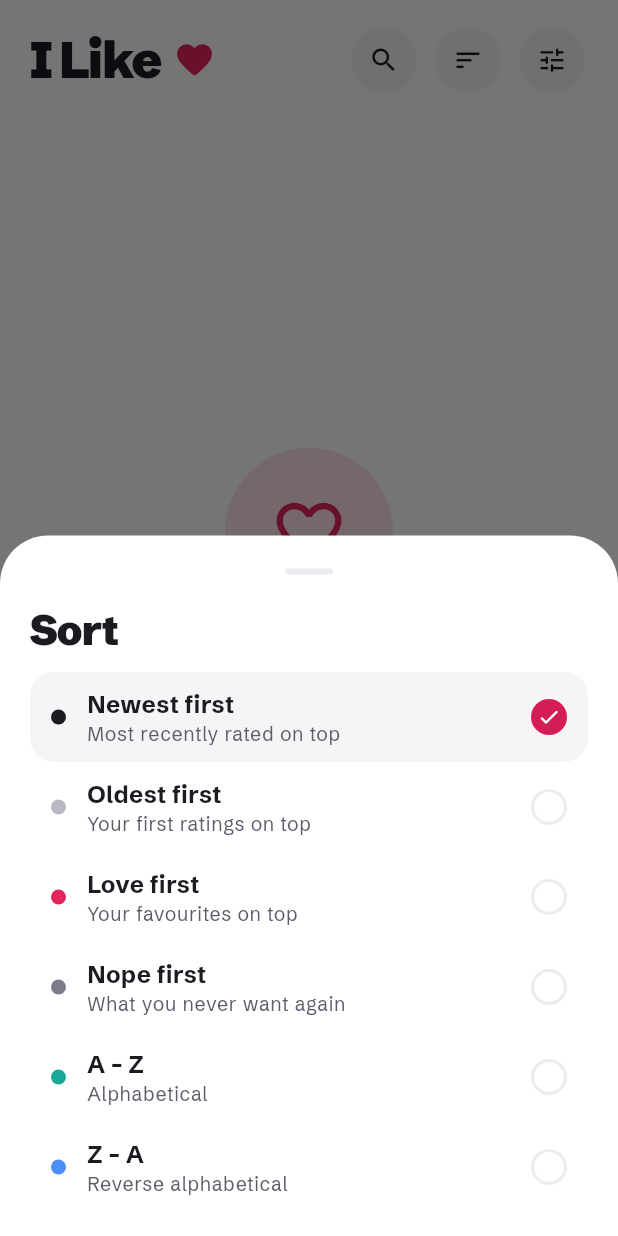
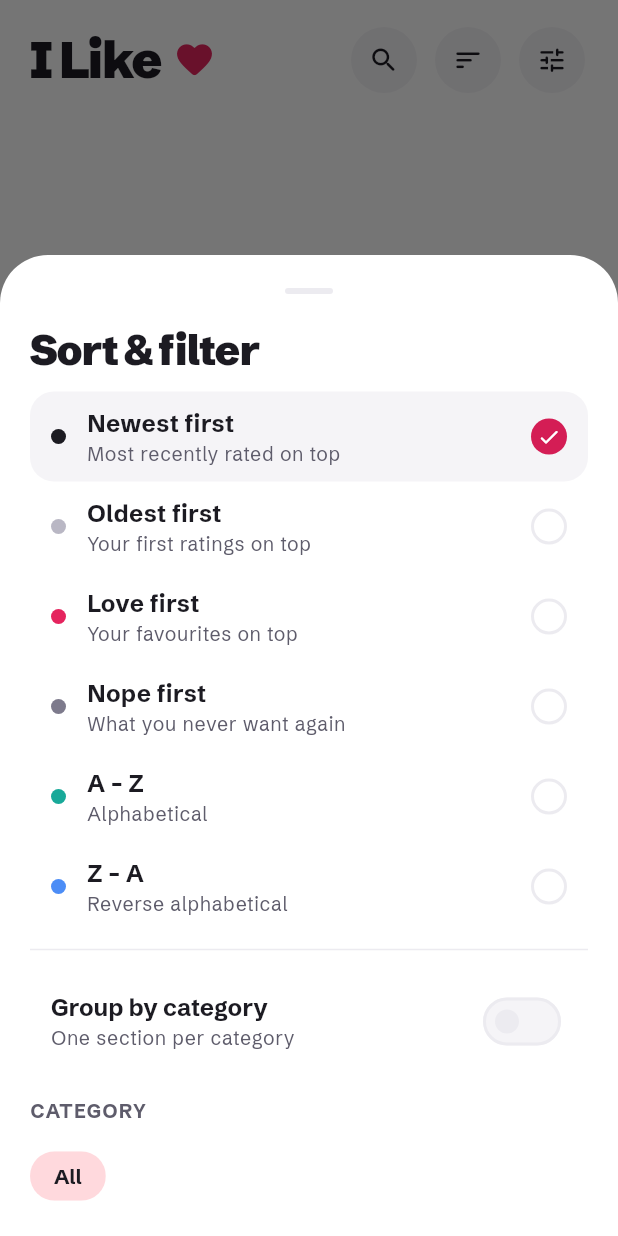
Before and after one commit to klangenk/i-like, a Flutter app: the screen it shows after launch, after a tap on the "sort" icon, on a phone screen of 412 x 824 dp. Run offline on Flutter 3.47's test engine with Material 3 defaults, Android fonts, the phone set to English and light mode, and no system bars; our stand-ins replace cached_network_image, drift, file_picker, flutter_map, flutter_markdown_plus, flutter_riverpod and 7 more; missing offline and left inert: any_link_preview, google_mlkit_image_labeling, google_mlkit_text_recognition, mobile_scanner, quick_actions, receive_sharing_intent; accounts and stored records are empty; generated files the repository leaves out were written again; statements that could not run were skipped.

Commit message:
Group and filter the list by category, release 1.0.4
The sort sheet becomes "Sort & filter": a switch shows one section per
category, and category chips filter the list; an active filter shows as a
removable chip on the home screen.

Co-Authored-By: Claude Opus 5.5 <noreply@anthropic.com>

```diff
--- a/lib/features/home/home_screen.dart
+++ b/lib/features/home/home_screen.dart
@@ -2,9 +2,11 @@ import 'package:flutter/material.dart';
 import 'package:flutter_riverpod/flutter_riverpod.dart';
 import 'package:go_router/go_router.dart';
 import 'package:quick_actions/quick_actions.dart';
+import '../../core/database/app_database.dart';
 import '../../core/theme/app_colors.dart';
 import '../../core/theme/rating_level.dart';
 import '../../core/utils/image_store.dart';
+import '../../core/utils/tag_l10n.dart';
 import '../../l10n/app_localizations.dart';
 import '../../shared/widgets/round_icon_button.dart';
 import '../add_rating/quick_add_sheet.dart';
@@ -51,16 +53,8 @@ class _HomeScreenState extends ConsumerState<HomeScreen> {
       }
     });
     actions.setShortcutItems(const [
-      ShortcutItem(
-        type: 'scan',
-        localizedTitle: 'Scan Barcode',
-        icon: 'ic_scanner',
-      ),
-      ShortcutItem(
-        type: 'manual',
-        localizedTitle: 'Manual Entry',
-        icon: 'ic_edit',
-      ),
+      ShortcutItem(type: 'scan', localizedTitle: 'Scan Barcode', icon: 'ic_scanner'),
+      ShortcutItem(type: 'manual', localizedTitle: 'Manual Entry', icon: 'ic_edit'),
     ]);
   }
 
@@ -73,14 +67,41 @@ class _HomeScreenState extends ConsumerState<HomeScreen> {
     ref.read(searchExpandedProvider.notifier).state = !expanded;
   }
 
+  Widget _grid(List<Rating> ratings, EdgeInsets padding) {
+    return SliverPadding(
+      padding: padding,
+      sliver: SliverGrid(
+        gridDelegate: const SliverGridDelegateWithFixedCrossAxisCount(
+          crossAxisCount: 2,
+          mainAxisSpacing: 18,
+          crossAxisSpacing: 12,
+          mainAxisExtent: 262,
+        ),
+        delegate: SliverChildBuilderDelegate((context, index) {
+          final rating = ratings[index];
+          return RatingCard(
+            rating: rating,
+            onDelete: () {
+              ImageStore.delete(rating.localImagePath);
+              ref.read(ratingsDaoProvider).deleteRating(rating.id);
+            },
+          );
+        }, childCount: ratings.length),
+      ),
+    );
+  }
+
   @override
   Widget build(BuildContext context) {
     final l10n = AppLocalizations.of(context)!;
     final query = ref.watch(searchQueryProvider);
     final searchExpanded = ref.watch(searchExpandedProvider);
     final levelFilter = ref.watch(levelFilterProvider);
+    final tagFilter = ref.watch(selectedTagFilterProvider);
+    final narrowed = levelFilter != null || tagFilter != null;
     final allRatings = ref.watch(ratingsProvider).valueOrNull ?? const [];
     final ratingsAsync = ref.watch(filteredRatingsProvider);
+    final grouped = ref.watch(groupByTagProvider);
     final loved = allRatings
         .where((r) => RatingLevel.fromScore(r.score) == RatingLevel.liebe)
         .length;
@@ -102,21 +123,12 @@ class _HomeScreenState extends ConsumerState<HomeScreen> {
               sliver: SliverToBoxAdapter(
                 child: Row(
                   children: [
-                    Text(
-                      l10n.homeTitle,
-                      style: Theme.of(context).textTheme.headlineLarge,
-                    ),
+                    Text(l10n.homeTitle, style: Theme.of(context).textTheme.headlineLarge),
                     const SizedBox(width: 8),
-                    const Icon(
-                      Icons.favorite_rounded,
-                      color: AppColors.heart,
-                      size: 28,
-                    ),
+                    const Icon(Icons.favorite_rounded, color: AppColors.heart, size: 28),
                     const Spacer(),
                     RoundIconButton(
-                      icon: searchExpanded
-                          ? Icons.close_rounded
-                          : Icons.search_rounded,
+                      icon: searchExpanded ? Icons.close_rounded : Icons.search_rounded,
                       tooltip: searchExpanded ? l10n.close : l10n.search,
                       onPressed: _toggleSearch,
                     ),
@@ -144,10 +156,7 @@ class _HomeScreenState extends ConsumerState<HomeScreen> {
                     loved > 0
                         ? l10n.homeSummary(allRatings.length, loved)
                         : l10n.homeSummaryShort(allRatings.length),
-                    style: TextStyle(
-                      fontSize: 16,
-                      color: AppColors.muted(context),
-                    ),
+                    style: TextStyle(fontSize: 16, color: AppColors.muted(context)),
                   ),
                 ),
               ),
@@ -163,8 +172,7 @@ class _HomeScreenState extends ConsumerState<HomeScreen> {
                       hintText: l10n.searchHint,
                       prefixIcon: const Icon(Icons.search_rounded),
                     ),
-                    onChanged: (v) =>
-                        ref.read(searchQueryProvider.notifier).state = v,
+                    onChanged: (v) => ref.read(searchQueryProvider.notifier).state = v,
                   ),
                 ),
               ),
@@ -173,10 +181,27 @@ class _HomeScreenState extends ConsumerState<HomeScreen> {
                 padding: EdgeInsets.fromLTRB(20, 18, 20, 0),
                 sliver: SliverToBoxAdapter(child: LevelFilter()),
               ),
+            if (allRatings.isNotEmpty && tagFilter != null)
+              SliverPadding(
+                padding: const EdgeInsets.fromLTRB(20, 12, 20, 0),
+                sliver: SliverToBoxAdapter(
+                  child: Align(
+                    alignment: Alignment.centerLeft,
+                    child: InputChip(
+                      label: Text(localizedTagName(tagFilter, l10n)),
+                      selected: true,
+                      showCheckmark: false,
+                      onPressed: () => showSortSheet(context, ref),
+                      onDeleted: () => ref.read(selectedTagFilterProvider.notifier).state = null,
+                      deleteButtonTooltipMessage: l10n.close,
+                    ),
+                  ),
+                ),
+              ),
             ...ratingsAsync.when(
               data: (ratings) {
                 if (ratings.isEmpty) {
-                  final filtering = query.isNotEmpty || levelFilter != null;
+                  final filtering = query.isNotEmpty || narrowed;
                   return [
                     SliverFillRemaining(
                       hasScrollBody: false,
@@ -186,12 +211,12 @@ class _HomeScreenState extends ConsumerState<HomeScreen> {
                             : Icons.favorite_border_rounded,
                         title: query.isNotEmpty
                             ? l10n.noResults
-                            : levelFilter != null
+                            : narrowed
                             ? l10n.nothingInLevel
                             : l10n.noRatingsYet,
                         subtitle: query.isNotEmpty
                             ? l10n.tryDifferentSearch
-                            : levelFilter != null
+                            : narrowed
                             ? l10n.nothingInLevelSubtitle
                             : l10n.onboardingSubtitle,
                         action: filtering
@@ -201,9 +226,7 @@ class _HomeScreenState extends ConsumerState<HomeScreen> {
                                   backgroundColor: AppColors.raspberry,
                                   foregroundColor: Colors.white,
                                   minimumSize: const Size(0, 56),
-                                  padding: const EdgeInsets.symmetric(
-                                    horizontal: 28,
-                                  ),
+                                  padding: const EdgeInsets.symmetric(horizontal: 28),
                                 ),
                                 icon: const Icon(Icons.add_rounded),
                                 label: Text(l10n.getStarted),
@@ -213,31 +236,28 @@ class _HomeScreenState extends ConsumerState<HomeScreen> {
                     ),
                   ];
                 }
+                if (!grouped) {
+                  return [_grid(ratings, const EdgeInsets.fromLTRB(20, 18, 20, 112))];
+                }
+                final sections = groupByTag(ratings);
                 return [
-                  SliverPadding(
-                    padding: const EdgeInsets.fromLTRB(20, 18, 20, 112),
-                    sliver: SliverGrid(
-                      gridDelegate:
-                          const SliverGridDelegateWithFixedCrossAxisCount(
-                            crossAxisCount: 2,
-                            mainAxisSpacing: 18,
-                            crossAxisSpacing: 12,
-                            mainAxisExtent: 262,
-                          ),
-                      delegate: SliverChildBuilderDelegate((context, index) {
-                        final rating = ratings[index];
-                        return RatingCard(
-                          rating: rating,
-                          onDelete: () {
-                            ImageStore.delete(rating.localImagePath);
-                            ref
-                                .read(ratingsDaoProvider)
-                                .deleteRating(rating.id);
-                          },
-                        );
-                      }, childCount: ratings.length),
+                  for (final (i, section) in sections.indexed) ...[
+                    SliverPadding(
+                      padding: EdgeInsets.fromLTRB(20, i == 0 ? 22 : 30, 20, 0),
+                      sliver: SliverToBoxAdapter(
+                        child: _SectionHeader(
+                          title: section.tag == null
+                              ? l10n.noCategory
+                              : localizedTagName(section.tag!, l10n),
+                          count: section.ratings.length,
+                        ),
+                      ),
                     ),
-                  ),
+                    _grid(
+                      section.ratings,
+                      EdgeInsets.fromLTRB(20, 14, 20, i == sections.length - 1 ? 112 : 0),
+                    ),
+                  ],
                 ];
               },
               loading: () => [
@@ -249,9 +269,7 @@ class _HomeScreenState extends ConsumerState<HomeScreen> {
               error: (error, _) => [
                 SliverFillRemaining(
                   hasScrollBody: false,
-                  child: Center(
-                    child: Text(l10n.errorPrefix(error.toString())),
-                  ),
+                  child: Center(child: Text(l10n.errorPrefix(error.toString()))),
                 ),
               ],
             ),
@@ -261,3 +279,34 @@ class _HomeScreenState extends ConsumerState<HomeScreen> {
     );
   }
 }
+
+/// Category name with its count, above each section of the grouped list.
+class _SectionHeader extends StatelessWidget {
+  final String title;
+  final int count;
+
+  const _SectionHeader({required this.title, required this.count});
+
+  @override
+  Widget build(BuildContext context) {
+    return Semantics(
+      header: true,
+      child: Row(
+        crossAxisAlignment: CrossAxisAlignment.baseline,
+        textBaseline: TextBaseline.alphabetic,
+        children: [
+          Flexible(child: Text(title, style: Theme.of(context).textTheme.headlineSmall)),
+          const SizedBox(width: 8),
+          Text(
+            '$count',
+            style: TextStyle(
+              fontSize: 16,
+              fontWeight: FontWeight.w700,
+              color: AppColors.muted(context),
+            ),
+          ),
+        ],
+      ),
+    );
+  }
+}
--- a/lib/features/home/widgets/level_filter.dart
+++ b/lib/features/home/widgets/level_filter.dart
@@ -40,7 +40,9 @@ class LevelFilter extends ConsumerWidget {
                     : Colors.transparent,
                 borderRadius: BorderRadius.circular(14),
                 boxShadow: isSelected && !isDark
-                    ? const [BoxShadow(color: Color(0x241C1B22), blurRadius: 4, offset: Offset(0, 1))]
+                    ? const [
+                        BoxShadow(color: Color(0x241C1B22), blurRadius: 4, offset: Offset(0, 1)),
+                      ]
                     : null,
               ),
               child: Column(
--- a/lib/features/home/widgets/sort_sheet.dart
+++ b/lib/features/home/widgets/sort_sheet.dart
@@ -2,6 +2,7 @@ import 'package:flutter/material.dart';
 import 'package:flutter_riverpod/flutter_riverpod.dart';
 import '../../../core/theme/app_colors.dart';
 import '../../../core/theme/rating_level.dart';
+import '../../../core/utils/tag_l10n.dart';
 import '../../../l10n/app_localizations.dart';
 import '../home_provider.dart';
 
@@ -23,7 +24,7 @@ void showSortSheet(BuildContext context, WidgetRef ref) {
     context: context,
     isScrollControlled: true,
     builder: (ctx) => SafeArea(
-      child: Padding(
+      child: SingleChildScrollView(
         padding: const EdgeInsets.fromLTRB(20, 0, 20, 16),
         child: Column(
           mainAxisSize: MainAxisSize.min,
@@ -42,6 +43,31 @@ void showSortSheet(BuildContext context, WidgetRef ref) {
                   Navigator.pop(ctx);
                 },
               ),
+            const Divider(height: 24),
+            Consumer(
+              builder: (context, ref, _) {
+                final grouped = ref.watch(groupByTagProvider);
+                return SwitchListTile(
+                  contentPadding: const EdgeInsets.symmetric(horizontal: 14),
+                  shape: RoundedRectangleBorder(borderRadius: BorderRadius.circular(16)),
+                  title: Text(
+                    l10n.groupByCategory,
+                    style: const TextStyle(fontSize: 16, fontWeight: FontWeight.w700),
+                  ),
+                  subtitle: Text(
+                    l10n.groupByCategoryHint,
+                    style: Theme.of(context).textTheme.bodySmall,
+                  ),
+                  activeTrackColor: AppColors.raspberry,
+                  value: grouped,
+                  onChanged: (v) => ref.read(groupByTagProvider.notifier).state = v,
+                );
+              },
+            ),
+            const SizedBox(height: 14),
+            Text(l10n.category.toUpperCase(), style: Theme.of(ctx).textTheme.labelSmall),
+            const SizedBox(height: 10),
+            _CategoryChoices(onSelected: () => Navigator.pop(ctx)),
           ],
         ),
       ),
@@ -91,7 +117,10 @@ class _SortOptionTile extends StatelessWidget {
                     child: Column(
                       crossAxisAlignment: CrossAxisAlignment.start,
                       children: [
-                        Text(label, style: const TextStyle(fontSize: 16, fontWeight: FontWeight.w700)),
+                        Text(
+                          label,
+                          style: const TextStyle(fontSize: 16, fontWeight: FontWeight.w700),
+                        ),
                         Text(hint, style: Theme.of(context).textTheme.bodySmall),
                       ],
                     ),
@@ -119,3 +148,45 @@ class _SortOptionTile extends StatelessWidget {
     );
   }
 }
+
+/// "All" plus every category in use; picking one filters the list.
+class _CategoryChoices extends ConsumerWidget {
+  final VoidCallback onSelected;
+
+  const _CategoryChoices({required this.onSelected});
+
+  @override
+  Widget build(BuildContext context, WidgetRef ref) {
+    final l10n = AppLocalizations.of(context)!;
+    final selected = ref.watch(selectedTagFilterProvider);
+    final tags =
+        (ref.watch(allTagsProvider).valueOrNull ?? const <String>[])
+            .where((t) => t != 'url')
+            .toList()
+          ..sort(
+            (a, b) => localizedTagName(
+              a,
+              l10n,
+            ).toLowerCase().compareTo(localizedTagName(b, l10n).toLowerCase()),
+          );
+
+    Widget choice(String? tag, String label) => ChoiceChip(
+      label: Text(label),
+      selected: selected == tag,
+      showCheckmark: false,
+      onSelected: (_) {
+        ref.read(selectedTagFilterProvider.notifier).state = tag;
+        onSelected();
+      },
+    );
+
+    return Wrap(
+      spacing: 8,
+      runSpacing: 8,
+      children: [
+        choice(null, l10n.filterAll),
+        for (final tag in tags) choice(tag, localizedTagName(tag, l10n)),
+      ],
+    );
+  }
+}
--- a/lib/l10n/app_de.arb
+++ b/lib/l10n/app_de.arb
@@ -119,7 +119,7 @@
   "homeSummary": "{count, plural, =1{1 Ding bewertet} other{{count} Dinge bewertet}} – {loved} davon liebst du.",
   "homeSummaryShort": "{count, plural, =1{1 Ding bewertet} other{{count} Dinge bewertet}}",
   "search": "Suchen",
-  "sort": "Sortieren",
+  "sort": "Sortieren & filtern",
   "showResults": "Anzeigen",
   "newRating": "Neue Bewertung",
   "whatToRate": "Was möchtest du bewerten?",
@@ -135,6 +135,9 @@
   "sortLowestHint": "Was du nie wieder willst",
   "sortAZHint": "Alphabetisch",
   "sortZAHint": "Alphabetisch rückwärts",
+  "groupByCategory": "Nach Kategorie gruppieren",
+  "groupByCategoryHint": "Ein Abschnitt pro Kategorie",
+  "noCategory": "Ohne Kategorie",
   "yourBalance": "Deine Bilanz",
   "ratingsCount": "{count, plural, =1{1 Bewertung} other{{count} Bewertungen}}",
   "servicesTitle": "Dienste",
--- a/lib/l10n/app_en.arb
+++ b/lib/l10n/app_en.arb
@@ -195,7 +195,7 @@
     }
   },
   "search": "Search",
-  "sort": "Sort",
+  "sort": "Sort & filter",
   "showResults": "Show",
   "newRating": "New rating",
   "whatToRate": "What do you want to rate?",
@@ -218,6 +218,9 @@
   "sortLowestHint": "What you never want again",
   "sortAZHint": "Alphabetical",
   "sortZAHint": "Reverse alphabetical",
+  "groupByCategory": "Group by category",
+  "groupByCategoryHint": "One section per category",
+  "noCategory": "No category",
   "yourBalance": "Your balance",
   "ratingsCount": "{count, plural, =1{1 rating} other{{count} ratings}}",
   "@ratingsCount": {
--- a/lib/l10n/app_localizations.dart
+++ b/lib/l10n/app_localizations.dart
@@ -815,7 +815,7 @@ abstract class AppLocalizations {
   /// No description provided for @sort.
   ///
   /// In en, this message translates to:
-  /// **'Sort'**
+  /// **'Sort & filter'**
   String get sort;
 
   /// No description provided for @showResults.
@@ -907,6 +907,24 @@ abstract class AppLocalizations {
   /// In en, this message translates to:
   /// **'Reverse alphabetical'**
   String get sortZAHint;
+
+  /// No description provided for @groupByCategory.
+  ///
+  /// In en, this message translates to:
+  /// **'Group by category'**
+  String get groupByCategory;
+
+  /// No description provided for @groupByCategoryHint.
+  ///
+  /// In en, this message translates to:
+  /// **'One section per category'**
+  String get groupByCategoryHint;
+
+  /// No description provided for @noCategory.
+  ///
+  /// In en, this message translates to:
+  /// **'No category'**
+  String get noCategory;
 
   /// No description provided for @yourBalance.
   ///
--- a/lib/l10n/app_localizations_en.dart
+++ b/lib/l10n/app_localizations_en.dart
@@ -403,7 +403,7 @@ class AppLocalizationsEn extends AppLocalizations {
   String get search => 'Search';
 
   @override
-  String get sort => 'Sort';
+  String get sort => 'Sort & filter';
 
   @override
   String get showResults => 'Show';
@@ -451,6 +451,15 @@ class AppLocalizationsEn extends AppLocalizations {
 
   @override
   String get sortZAHint => 'Reverse alphabetical';
+
+  @override
+  String get groupByCategory => 'Group by category';
+
+  @override
+  String get groupByCategoryHint => 'One section per category';
+
+  @override
+  String get noCategory => 'No category';
 
   @override
   String get yourBalance => 'Your balance';
--- a/pubspec.yaml
+++ b/pubspec.yaml
@@ -1,7 +1,7 @@
 name: i_like
 description: "Rate anything - products, books, movies, series, places, URLs."
 publish_to: 'none'
-version: 1.0.3+4
+version: 1.0.4+5
 
 environment:
   sdk: ^3.11.0
--- a/store/release-notes/de-DE.txt
+++ b/store/release-notes/de-DE.txt
@@ -1,2 +1,2 @@
-• Kategorie zuerst wählen: das Jahresfeld erscheint nur, wo es passt (nicht bei Essen & Trinken, Orten und Produkten)
-• „Essen" heißt jetzt „Essen & Trinken"
+• Liste nach Kategorie gruppieren (unter „Sortieren & filtern")
+• Nach Kategorie filtern
--- a/store/release-notes/en-US.txt
+++ b/store/release-notes/en-US.txt
@@ -1,2 +1,2 @@
-• Pick the category first: the year field only shows where it fits (not for food & drink, places and products)
-• "Food" is now "Food & drink"
+• Group the list by category (under "Sort & filter")
+• Filter by category
```
Also changed, not shown: lib/features/home/home_provider.dart (+36 -9 lines), lib/features/home/widgets/rating_card.dart (+2 -7 lines), lib/l10n/app_localizations_de.dart (+10 -1 lines), 1 other file.
